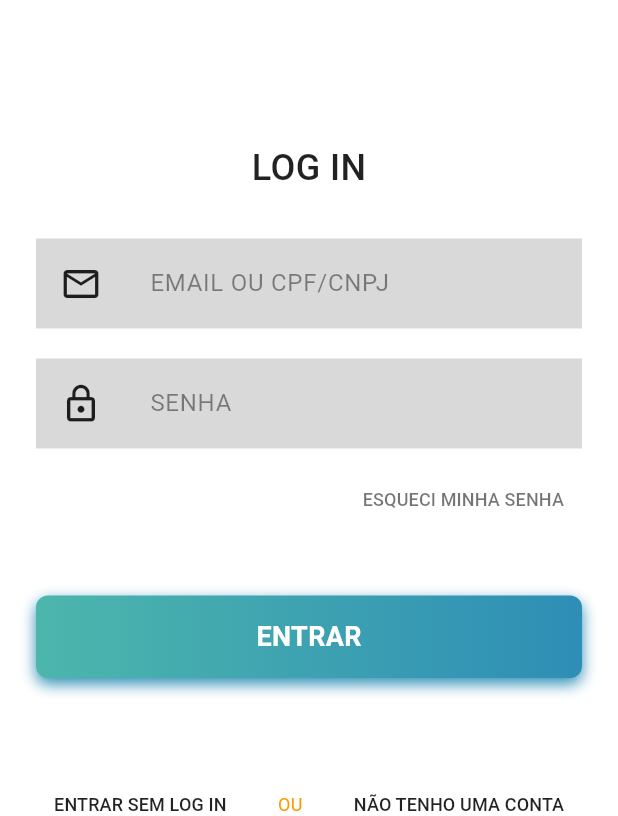
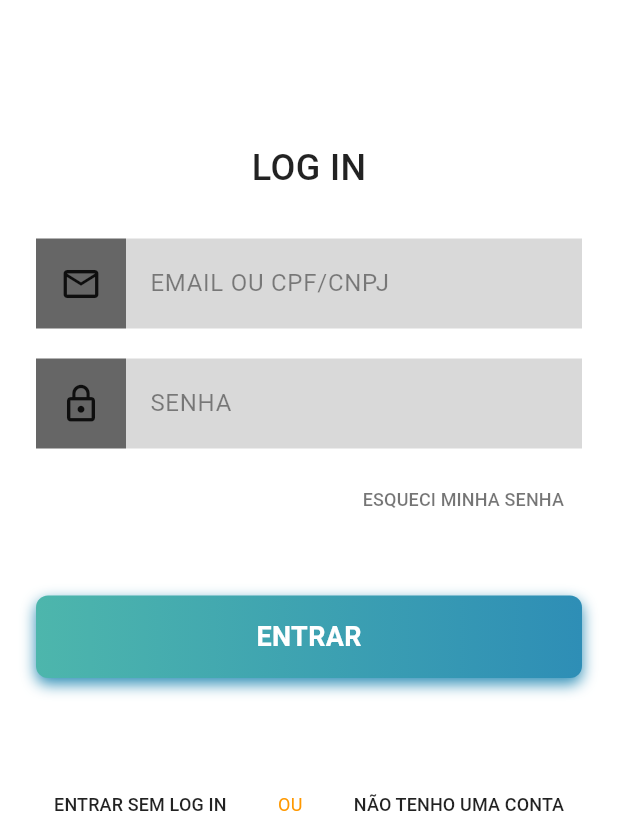
Before and after one commit to fga-eps-mds/2025.2-Gilgamesh, a Flutter app: the screen it shows after launch, after a tap on "pular explicação", on a phone screen of 412 x 824 dp, the part 420-1236 px from its top. Run offline on Flutter 3.47's test engine with Material 3 defaults, Android fonts, the phone set to English and light mode, and no system bars.

Commit message:
adicionei controllers para gravar inputs do usuário

```diff
--- a/mobile_apoia/lib/telas/acesso/tela_login.dart
+++ b/mobile_apoia/lib/telas/acesso/tela_login.dart
@@ -1,11 +1,19 @@
 import 'package:flutter/material.dart';
-import 'package:mobile_apoia/widgets/custom_inputs.dart';
 import 'package:mobile_apoia/telas/acesso/pre_cadastro.dart';
 import 'package:mobile_apoia/widgets/logo.dart';
-import 'package:mobile_apoia/widgets/cores.dart';
+import 'package:mobile_apoia/widgets/cores.dart'; // Certifique-se que AppColors está aqui
 
-class TelaLogin extends StatelessWidget {
+class TelaLogin extends StatefulWidget {
   const TelaLogin({super.key});
+
+  @override
+  State<TelaLogin> createState() => _TelaLoginState();
+}
+
+class _TelaLoginState extends State<TelaLogin> {
+  // controladores(Para capturar o texto)
+  final TextEditingController _emailController = TextEditingController();
+  final TextEditingController _senhaController = TextEditingController();
 
   @override
   Widget build(BuildContext context) {
@@ -23,9 +31,8 @@ class TelaLogin extends StatelessWidget {
                 Column(
                   children: [
                     const Logo(),
-
                     RichText(
-                      text: TextSpan(
+                      text: const TextSpan(
                         style: TextStyle(
                           fontSize: 30,
                           fontWeight: FontWeight.bold,
@@ -48,28 +55,30 @@ class TelaLogin extends StatelessWidget {
 
                 const SizedBox(height: 30),
 
-                // Campo de Email/CPF
-                buildCustomInput(
+                // 3. CAMPO EMAIL (Com o controlador conectado)
+                _buildCustomInput(
                   icon: Icons.mail_outline,
                   hintText: "EMAIL OU CPF/CNPJ",
-                  corFundoIcone: AppColors.corCinzaIcone,
+                  corFundoIcone: AppColors.cinzaEscuroIcone,
                   corFundoInput: AppColors.cinzaInputFundo,
+                  controller: _emailController, // <--- CONECTADO AQUI
                 ),
 
                 const SizedBox(height: 20),
 
-                // Campo de Senha
-                buildCustomInput(
+                // 4. CAMPO SENHA (Com o controlador conectado)
+                _buildCustomInput(
                   icon: Icons.lock_outline,
                   hintText: "SENHA",
-                  isPassword: true, // Ativa o modo senha
-                  corFundoIcone: AppColors.corCinzaIcone,
+                  isPassword: true,
+                  corFundoIcone: AppColors.cinzaEscuroIcone,
                   corFundoInput: AppColors.cinzaInputFundo,
+                  controller: _senhaController, // <--- CONECTADO AQUI
                 ),
 
                 const SizedBox(height: 10),
 
-                // "Esqueci minha senha"
+                // Esqueci minha senha
                 Align(
                   alignment: Alignment.centerRight,
                   child: TextButton(
@@ -85,10 +94,15 @@ class TelaLogin extends StatelessWidget {
 
                 const SizedBox(height: 40),
 
+                // BOTÃO ENTRAR
                 InkWell(
                   onTap: () {
-                    print("Botão Entrar clicado");
-                    // Navegar para a Home
+                    // 5. TESTE DE LOGICA: Verificando se pegou o texto
+                    print("Email digitado: ${_emailController.text}");
+                    print("Senha digitada: ${_senhaController.text}");
+
+                    // lógica backend
+                    // authService.login(_emailController.text, _senhaController.text);
                   },
                   borderRadius: BorderRadius.circular(8),
                   child: Container(
@@ -96,7 +110,7 @@ class TelaLogin extends StatelessWidget {
                     height: 55,
                     decoration: BoxDecoration(
                       borderRadius: BorderRadius.circular(8),
-                      gradient: LinearGradient(
+                      gradient: const LinearGradient(
                         colors: [
                           AppColors.verdeGradiente1,
                           AppColors.verdeGradiente2,
@@ -104,11 +118,11 @@ class TelaLogin extends StatelessWidget {
                         begin: Alignment.centerLeft,
                         end: Alignment.centerRight,
                       ),
-                      boxShadow: [
+                      boxShadow: const [
                         BoxShadow(
                           color: AppColors.verdeGradiente2,
                           blurRadius: 8,
-                          offset: const Offset(0, 4),
+                          offset: Offset(0, 4),
                         ),
                       ],
                     ),
@@ -136,7 +150,7 @@ class TelaLogin extends StatelessWidget {
                         style: TextStyle(color: Colors.black87, fontSize: 12),
                       ),
                     ),
-                    Text(
+                    const Text(
                       "OU",
                       style: TextStyle(
                         color: AppColors.laranjaApoia,
@@ -168,4 +182,44 @@ class TelaLogin extends StatelessWidget {
       ),
     );
   }
+
+  Widget _buildCustomInput({
+    required IconData icon,
+    required String hintText,
+    required Color corFundoIcone,
+    required Color corFundoInput,
+    TextEditingController? controller,
+    bool isPassword = false,
+  }) {
+    return Row(
+      children: [
+        Container(
+          width: 60,
+          height: 60,
+          color: corFundoIcone,
+          child: Icon(icon, color: Colors.black87, size: 28),
+        ),
+        Expanded(
+          child: Container(
+            height: 60,
+            alignment: Alignment.centerLeft,
+            padding: const EdgeInsets.symmetric(horizontal: 16),
+            color: corFundoInput,
+            child: TextField(
+              controller: controller,
+              obscureText: isPassword,
+              decoration: InputDecoration(
+                border: InputBorder.none,
+                hintText: hintText,
+                hintStyle: const TextStyle(color: Colors.black45),
+                isDense: true,
+                contentPadding: EdgeInsets.zero,
+              ),
+              style: const TextStyle(fontSize: 16),
+            ),
+          ),
+        ),
+      ],
+    );
+  }
 }
```
Also changed, not shown: mobile_apoia/lib/telas/acesso/cadastro_ong.dart (+49 -8 lines), mobile_apoia/lib/telas/acesso/cadastro_usuario.dart (+64 -34 lines).
